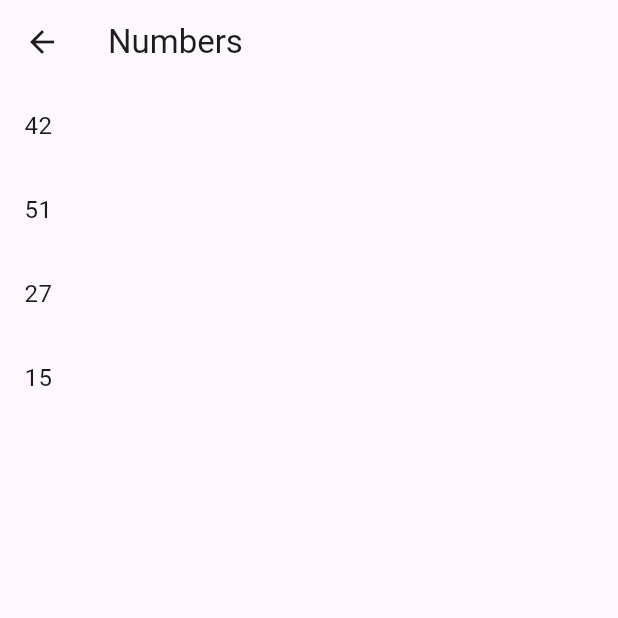
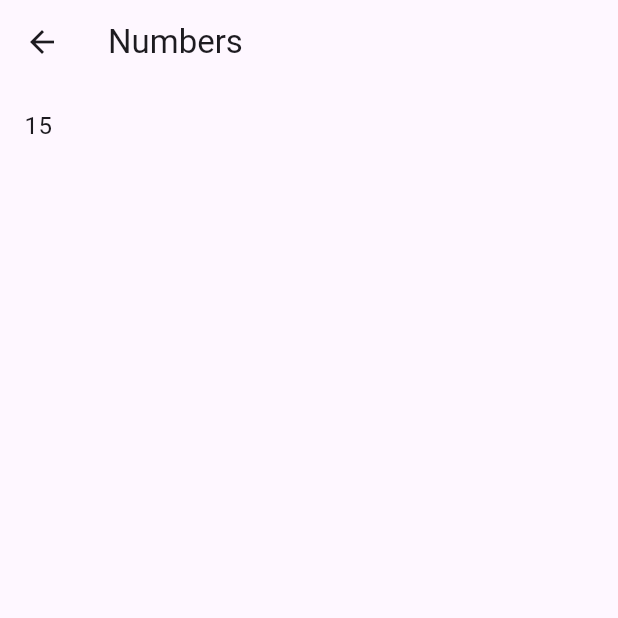
Before and after one commit to f290DSM/supa90book, a Flutter app: the NumbersView screen opened directly, after a tap on the "add" icon, on a phone screen of 412 x 824 dp, the top half of it. Run offline on Flutter 3.47's test engine with Material 3 defaults, Android fonts, the phone set to English and light mode, and no system bars; our stand-ins replace flutter_dotenv, flutter_riverpod, freezed_annotation, riverpod_annotation, supabase_flutter; accounts and stored records are empty; generated files the repository leaves out were written again.

```diff
--- a/lib/src/features/numbers/view/numbers_view.dart
+++ b/lib/src/features/numbers/view/numbers_view.dart
@@ -17,7 +17,13 @@ class NumbersView extends ConsumerWidget {
         itemCount: numbers.length,
         itemBuilder: (context, index) {
           int number = numbers[index];
-          return ListTile(title: Text(number.toString()));
+          return Dismissible(
+            key: Key(number.toString()),
+            onDismissed: (direction) {
+              viewmodel.remove(number);
+            },
+            child: ListTile(title: Text(number.toString())),
+          );
         },
       ),
       floatingActionButton: FloatingActionButton.large(
--- a/lib/src/features/numbers/viewmodel/numbers_viewmodel.dart
+++ b/lib/src/features/numbers/viewmodel/numbers_viewmodel.dart
@@ -2,14 +2,21 @@ import 'package:riverpod_annotation/riverpod_annotation.dart';
 
 part 'numbers_viewmodel.g.dart';
 
-@riverpod
+@Riverpod(keepAlive: true)
 class NumbersViewmodel extends _$NumbersViewmodel {
   @override
   List<int> build() {
-    return [42, 51, 27];
+    return [];
   }
 
   void add(int number) {
+    if (state.contains(number)) {
+      return;
+    }
     state = [...state, number];
   }
+
+  void remove(int number) {
+    state = state.where((n) => n != number).toList();
+  }
 }
```
Also changed, not shown: lib/src/features/numbers/viewmodel/numbers_viewmodel.g.dart.
